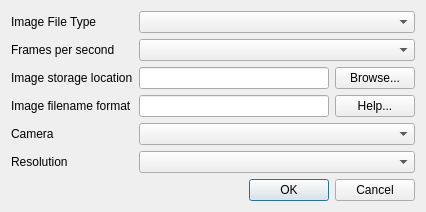
Old version of the form settingsdialog.ui in the repository chennes/Stop_Motion_Animation.
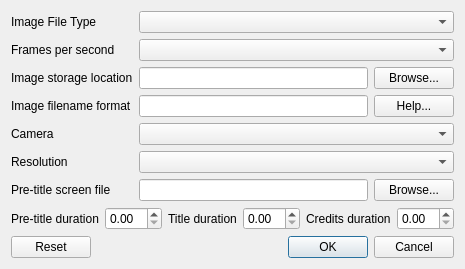
New version of the form.

Commit message:
Add title screen and credits generation
This commit also adds a Windows icon for the app, but does not implement
icons for other platforms yet.

```diff
--- a/settingsdialog.ui
+++ b/settingsdialog.ui
@@ -6,14 +6,58 @@
    <rect>
     <x>0</x>
     <y>0</y>
-    <width>426</width>
-    <height>207</height>
+    <width>430</width>
+    <height>266</height>
    </rect>
   </property>
   <property name="windowTitle">
-   <string>Dialog</string>
+   <string>Stop Motion Creator Settings</string>
   </property>
   <layout class="QGridLayout" name="gridLayout">
+   <item row="6" column="0">
+    <widget class="QLabel" name="preTitleScreenFileLabel">
+     <property name="text">
+      <string>Pre-title screen file</string>
+     </property>
+    </widget>
+   </item>
+   <item row="6" column="1">
+    <layout class="QHBoxLayout" name="horizontalLayout_3">
+     <item>
+      <widget class="QLineEdit" name="preTitleScreenFileLineEdit"/>
+     </item>
+     <item>
+      <widget class="QPushButton" name="preTitleScreenFileBrowseButton">
+       <property name="text">
+        <string>Browse...</string>
+       </property>
+      </widget>
+     </item>
+    </layout>
+   </item>
+   <item row="5" column="0">
+    <widget class="QLabel" name="resolutionLabel">
+     <property name="text">
+      <string>Resolution</string>
+     </property>
+    </widget>
+   </item>
+   <item row="4" column="0">
+    <widget class="QLabel" name="cameraLabel">
+     <property name="text">
+      <string>Camera</string>
+     </property>
+    </widget>
+   </item>
+   <item row="4" column="1">
+    <widget class="QComboBox" name="cameraCombo"/>
+   </item>
+   <item row="5" column="1">
+    <widget class="QComboBox" name="resolutionCombo"/>
+   </item>
+   <item row="0" column="1">
+    <widget class="QComboBox" name="fileTypeCombo"/>
+   </item>
    <item row="0" column="0">
     <widget class="QLabel" name="fileTypeLabel">
      <property name="text">
@@ -21,9 +65,6 @@
      </property>
     </widget>
    </item>
-   <item row="0" column="1">
-    <widget class="QComboBox" name="fileTypeCombo"/>
-   </item>
    <item row="1" column="0">
     <widget class="QLabel" name="fpsLabel">
      <property name="text">
@@ -76,33 +117,73 @@
      </item>
     </layout>
    </item>
-   <item row="4" column="0">
-    <widget class="QLabel" name="camearLabel">
-     <property name="text">
-      <string>Camera</string>
-     </property>
-    </widget>
+   <item row="7" column="0" colspan="2">
+    <layout class="QHBoxLayout" name="horizontalLayout_4">
+     <item>
+      <widget class="QLabel" name="preTitleDurationLabel">
+       <property name="text">
+        <string>Pre-title duration</string>
+       </property>
+      </widget>
+     </item>
+     <item>
+      <widget class="QDoubleSpinBox" name="preTitleDurationSpinbox"/>
+     </item>
+     <item>
+      <spacer name="horizontalSpacer">
+       <property name="orientation">
+        <enum>Qt::Horizontal</enum>
+       </property>
+       <property name="sizeHint" stdset="0">
+        <size>
+         <width>40</width>
+         <height>20</height>
+        </size>
+       </property>
+      </spacer>
+     </item>
+     <item>
+      <widget class="QLabel" name="titleDurationLabel">
+       <property name="text">
+        <string>Title duration</string>
+       </property>
+      </widget>
+     </item>
+     <item>
+      <widget class="QDoubleSpinBox" name="titleDurationSpinbox"/>
+     </item>
+     <item>
+      <spacer name="horizontalSpacer_2">
+       <property name="orientation">
+        <enum>Qt::Horizontal</enum>
+       </property>
+       <property name="sizeHint" stdset="0">
+        <size>
+         <width>40</width>
+         <height>20</height>
+        </size>
+       </property>
+      </spacer>
+     </item>
+     <item>
+      <widget class="QLabel" name="creditsDurationLabel">
+       <property name="text">
+        <string>Credits duration</string>
+       </property>
+      </widget>
+     </item>
+     <item>
+      <widget class="QDoubleSpinBox" name="creditsDurationSpinbox"/>
+     </item>
+    </layout>
    </item>
-   <item row="4" column="1">
-    <widget class="QComboBox" name="cameraCombo"/>
-   </item>
-   <item row="5" column="0">
-    <widget class="QLabel" name="resolutionLabel">
-     <property name="text">
-      <string>Resolution</string>
-     </property>
-    </widget>
-   </item>
-   <item row="5" column="1">
-    <widget class="QComboBox" name="resolutionCombo"/>
-   </item>
-   <item row="6" column="1">
+   <item row="8" column="0" colspan="2">
     <widget class="QDialogButtonBox" name="buttonBox">
      <property name="orientation">
       <enum>Qt::Horizontal</enum>
      </property>
      <property name="standardButtons">
-      <set>QDialogButtonBox::Cancel|QDialogButtonBox::Ok</set>
+      <set>QDialogButtonBox::Cancel|QDialogButtonBox::Ok|QDialogButtonBox::Reset</set>
      </property>
     </widget>
    </item>
```
The commit also changes 25 other files.
